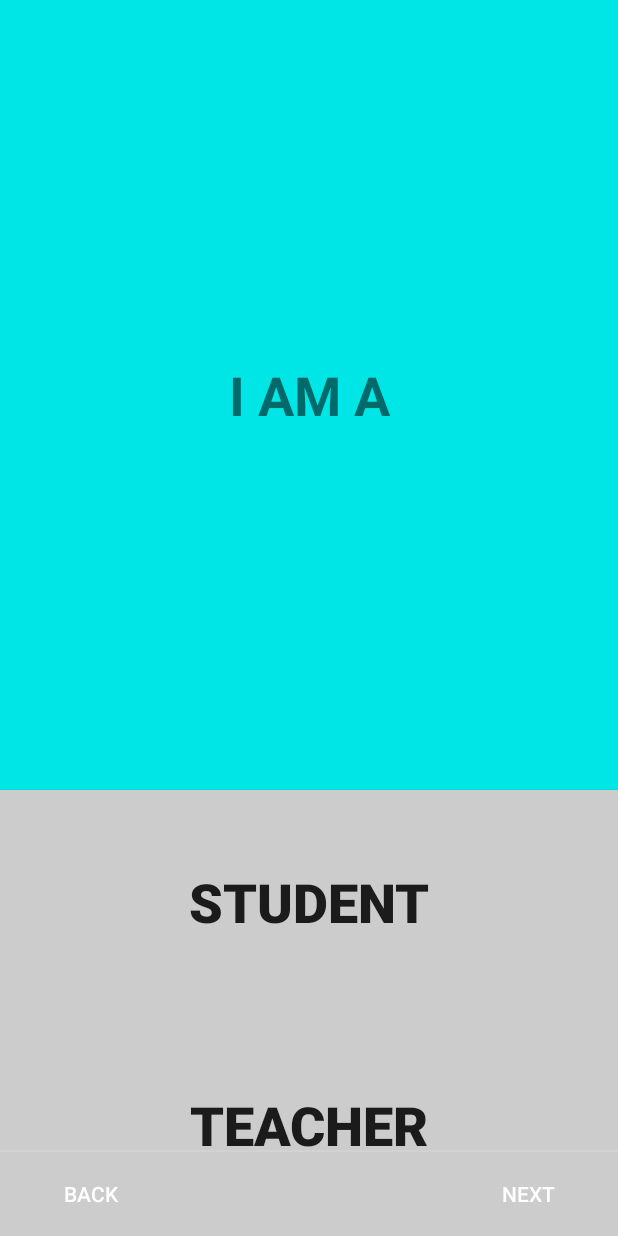
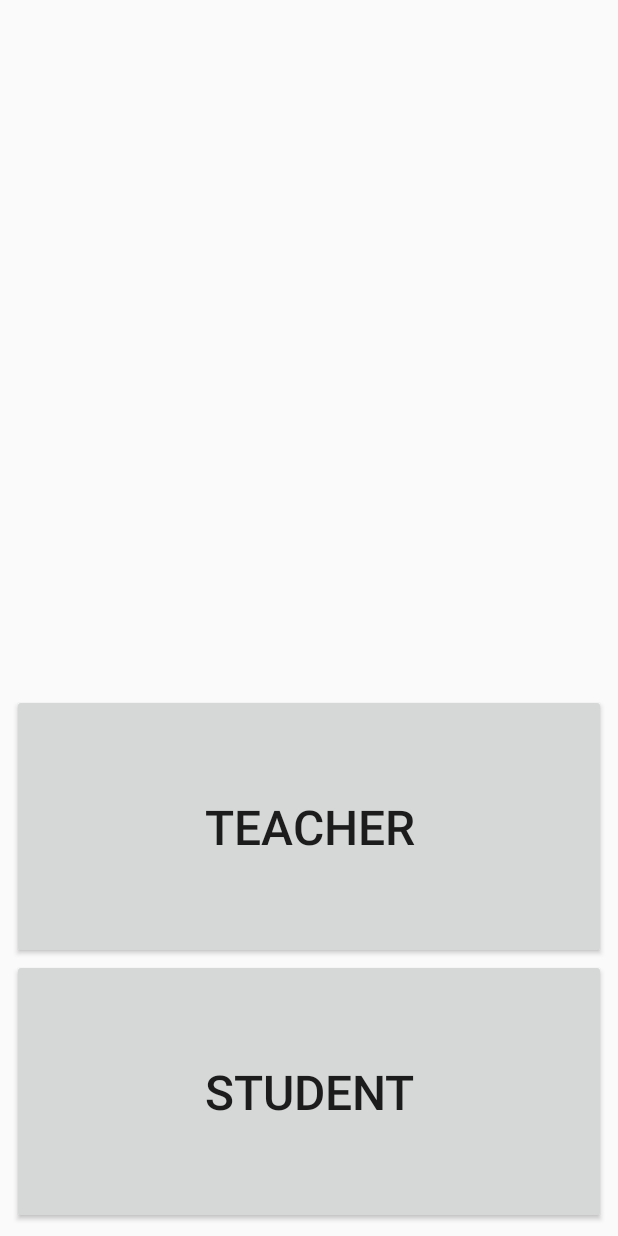
Before and after one commit to smjmoloney/LearningProject, an Android app: the screen it shows after launch (UserCreationActivity), on a phone screen of 412 x 824 dp. Run offline under Robolectric (Android 15) with nearby library versions, the phone set to English and light mode, and no system bars.

Commit message:
Design update to user creation process and productivity helpers

```diff
--- a/app/src/main/java/fleacircus/com/learningproject/UserCreation/UserCreationActivity.java
+++ b/app/src/main/java/fleacircus/com/learningproject/UserCreation/UserCreationActivity.java
@@ -12,11 +12,10 @@ import android.support.v7.app.AppCompatActivity;
 import android.view.LayoutInflater;
 import android.view.View;
 import android.view.ViewGroup;
-import android.widget.Button;
-import android.widget.TextView;
+import android.widget.LinearLayout;
 
 import fleacircus.com.learningproject.R;
-import fleacircus.com.learningproject.Utils.OnboardingUtils;
+import fleacircus.com.learningproject.UserCreationHelper;
 
 public class UserCreationActivity extends AppCompatActivity {
 
@@ -45,7 +44,7 @@ public class UserCreationActivity extends AppCompatActivity {
         viewPager = findViewById(R.id.container);
         viewPager.setAdapter(sectionsPagerAdapter);
 
-        addOnboarding();
+//        addOnboarding();
     }
 
     private void addOnboarding() {
@@ -59,8 +58,8 @@ public class UserCreationActivity extends AppCompatActivity {
         The backForwardOnboarding method must be used in conjunction with a tabbed activity.
         See OnboardingUtils to review this method.
          */
-        OnboardingUtils.backForwardOnboarding(
-                viewPager, new Button[]{findViewById(R.id.btn_back), findViewById(R.id.btn_forward)}, colourList, false);
+//        OnboardingUtils.backForwardOnboarding(
+//                viewPager, new Button[]{findViewById(R.id.btn_back), findViewById(R.id.btn_forward)}, colourList, false);
     }
 
     /**
@@ -72,6 +71,7 @@ public class UserCreationActivity extends AppCompatActivity {
          * fragment.
          */
         private static final String ARG_SECTION_NUMBER = "section_number";
+        private String collegeSchool = "COLLEGE";
 
         public PlaceholderFragment() {
         }
@@ -93,13 +93,12 @@ public class UserCreationActivity extends AppCompatActivity {
                                  Bundle savedInstanceState) {
             View rootView = inflater.inflate(R.layout.fragment_user_creation, container, false);
             ConstraintLayout constraintLayout = rootView.findViewById(R.id.constraintLayout);
+            LinearLayout linearLayout = constraintLayout.findViewById(R.id.linear_layout);
 
             if (getArguments() != null) {
-                int section = getArguments().getInt(ARG_SECTION_NUMBER);
-
-                switch (section) {
+                switch (getArguments().getInt(ARG_SECTION_NUMBER)) {
                     case 1:
-                        teacherStudentFragment(constraintLayout);
+                        teacherStudentFragment(constraintLayout, linearLayout);
                         break;
                     case 2:
                         break;
@@ -111,16 +110,28 @@ public class UserCreationActivity extends AppCompatActivity {
             return rootView;
         }
 
-        private void teacherStudentFragment(ConstraintLayout constraintLayout) {
-            TextView textView = constraintLayout.findViewById(R.id.question_text);
-            textView.setText(R.string.teacher_student_question);
+        private void teacherStudentFragment(ConstraintLayout constraintLayout, LinearLayout linearLayout) {
+            linearLayout.addView(
+                    UserCreationHelper.createAnswerButton(getActivity(), R.string.teacher_student_answer_a));
+            linearLayout.addView(
+                    UserCreationHelper.createAnswerButton(getActivity(), R.string.teacher_student_answer_b));
+        }
 
-            Button answerA = constraintLayout.findViewById(R.id.answer_a);
-            answerA.setText(R.string.teacher_student_answer_a);
-
-            Button answerB = constraintLayout.findViewById(R.id.answer_b);
-            answerB.setText(R.string.teacher_student_answer_b);
-        }
+//        private void collegeSchoolFragment(ConstraintLayout constraintLayout) {
+//            TextView textView = constraintLayout.findViewById(R.id.question_text);
+//            textView.setText(R.string.college_school_question);
+//
+//            Button answerA = constraintLayout.findViewById(R.id.answer_a);
+//            answerA.setText(R.string.college_school_answer_a);
+//
+//            Button answerB = constraintLayout.findViewById(R.id.answer_b);
+//            answerB.setText(R.string.college_school_answer_b);
+//        }
+//
+//        private void whichFragment(ConstraintLayout constraintLayout) {
+//            TextView textView = constraintLayout.findViewById(R.id.question_text);
+//            textView.setText(getString(R.string.which_question, collegeSchool));
+//        }
     }
 
     /**
--- /dev/null
+++ b/app/src/main/java/fleacircus/com/learningproject/UserCreationHelper.java
@@ -0,0 +1,32 @@
+package fleacircus.com.learningproject;
+
+import android.content.Context;
+import android.view.Gravity;
+import android.widget.Button;
+import android.widget.EditText;
+import android.widget.LinearLayout;
+
+public class UserCreationHelper {
+    public static Button createAnswerButton(Context context, int text) {
+        Button button = new Button(context);
+        button.setLayoutParams(new LinearLayout.LayoutParams(LinearLayout.LayoutParams.MATCH_PARENT,
+                LinearLayout.LayoutParams.WRAP_CONTENT));
+        button.setGravity(Gravity.CENTER_HORIZONTAL);
+        button.setText(text);
+        button.setTextSize(32);
+        button.setPadding(0, 100, 0, 100);
+
+        return button;
+    }
+
+    public static EditText createAnswerTextField(Context context, int placeholder) {
+        EditText editText = new EditText(context);
+        editText.setLayoutParams(new LinearLayout.LayoutParams(LinearLayout.LayoutParams.MATCH_PARENT,
+                LinearLayout.LayoutParams.WRAP_CONTENT));
+        editText.setHint(placeholder);
+        editText.setTextSize(32);
+        editText.setPadding(0, 100, 0, 100);
+
+        return editText;
+    }
+}
--- a/app/src/main/res/layout/activity_user_creation.xml
+++ b/app/src/main/res/layout/activity_user_creation.xml
@@ -16,44 +16,42 @@
 
     </android.support.v4.view.ViewPager>
 
-    <!-- divider -->
-    <View
-        android:layout_width="match_parent"
-        android:layout_height="1dp"
-        android:layout_gravity="bottom"
-        android:layout_marginBottom="?attr/actionBarSize"
-        android:alpha="0.12"
-        android:background="@android:color/white" />
+    <!--<View-->
+        <!--android:layout_width="match_parent"-->
+        <!--android:layout_height="1dp"-->
+        <!--android:layout_gravity="bottom"-->
+        <!--android:layout_marginBottom="?attr/actionBarSize"-->
+        <!--android:alpha="0.12"-->
+        <!--android:background="@android:color/white" />-->
 
-    <FrameLayout
-        android:layout_width="match_parent"
-        android:layout_height="?attr/actionBarSize"
-        android:layout_gravity="bottom"
-        android:paddingStart="@dimen/activity_horizontal_margin"
-        android:paddingLeft="@dimen/activity_horizontal_margin"
-        android:paddingEnd="@dimen/activity_horizontal_margin"
-        android:paddingRight="@dimen/activity_horizontal_margin">
+    <!--<FrameLayout-->
+        <!--android:layout_width="match_parent"-->
+        <!--android:layout_height="?attr/actionBarSize"-->
+        <!--android:layout_gravity="bottom"-->
+        <!--android:paddingStart="@dimen/activity_horizontal_margin"-->
+        <!--android:paddingLeft="@dimen/activity_horizontal_margin"-->
+        <!--android:paddingEnd="@dimen/activity_horizontal_margin"-->
+        <!--android:paddingRight="@dimen/activity_horizontal_margin">-->
 
-        <Button
-            android:id="@+id/btn_back"
-            style="@style/Widget.AppCompat.Button.Borderless"
-            android:layout_width="wrap_content"
-            android:layout_height="wrap_content"
-            android:layout_gravity="start|center"
-            android:padding="@dimen/activity_horizontal_margin"
-            android:text="@string/back_button"
-            android:textColor="@android:color/white" />
+        <!--<Button-->
+            <!--android:id="@+id/btn_back"-->
+            <!--style="@style/Widget.AppCompat.Button.Borderless"-->
+            <!--android:layout_width="wrap_content"-->
+            <!--android:layout_height="wrap_content"-->
+            <!--android:layout_gravity="start|center"-->
+            <!--android:padding="@dimen/activity_horizontal_margin"-->
+            <!--android:text="@string/back_button"-->
+            <!--android:textColor="@android:color/white" />-->
 
-        <Button
-            android:id="@+id/btn_forward"
-            style="@style/Widget.AppCompat.Button.Borderless"
-            android:layout_width="wrap_content"
-            android:layout_height="wrap_content"
-            android:layout_gravity="end|center"
-            android:padding="@dimen/activity_horizontal_margin"
-            android:text="@string/next_button"
-            android:textColor="@android:color/white" />
-
-    </FrameLayout>
+        <!--<Button-->
+            <!--android:id="@+id/btn_forward"-->
+            <!--style="@style/Widget.AppCompat.Button.Borderless"-->
+            <!--android:layout_width="wrap_content"-->
+            <!--android:layout_height="wrap_content"-->
+            <!--android:layout_gravity="end|center"-->
+            <!--android:padding="@dimen/activity_horizontal_margin"-->
+            <!--android:text="@string/next_button"-->
+            <!--android:textColor="@android:color/white" />-->
+    <!--</FrameLayout>-->
 
 </android.support.design.widget.CoordinatorLayout>
--- a/app/src/main/res/layout/fragment_user_creation.xml
+++ b/app/src/main/res/layout/fragment_user_creation.xml
@@ -7,46 +7,67 @@
     android:layout_height="match_parent"
     tools:context=".UserCreation.UserCreationActivity$PlaceholderFragment">
 
-    <TextView
-        android:id="@+id/question_text"
-        android:layout_width="wrap_content"
-        android:layout_height="49dp"
-        android:textSize="36sp"
-        android:textStyle="bold"
-        app:layout_constraintBottom_toTopOf="@+id/answer_b"
-        app:layout_constraintEnd_toEndOf="parent"
-        app:layout_constraintHorizontal_bias="0.502"
-        app:layout_constraintStart_toStartOf="parent"
-        app:layout_constraintTop_toTopOf="parent" />
+    <!--<TextView-->
+    <!--android:id="@+id/question_text"-->
+    <!--android:layout_width="wrap_content"-->
+    <!--android:layout_height="wrap_content"-->
+    <!--android:layout_marginStart="32dp"-->
+    <!--android:layout_marginLeft="32dp"-->
+    <!--android:layout_marginEnd="32dp"-->
+    <!--android:layout_marginRight="32dp"-->
+    <!--android:gravity="center"-->
+    <!--android:text="@string/sample_text"-->
+    <!--android:textSize="36sp"-->
+    <!--android:textStyle="bold"-->
+    <!--app:layout_constraintBottom_toTopOf="@+id/answer_b"-->
+    <!--app:layout_constraintEnd_toEndOf="parent"-->
+    <!--app:layout_constraintHorizontal_bias="0.502"-->
+    <!--app:layout_constraintStart_toStartOf="parent"-->
+    <!--app:layout_constraintTop_toTopOf="parent" />-->
 
-    <Button
-        android:id="@+id/answer_a"
-        android:layout_width="match_parent"
+    <!--<Button-->
+    <!--android:id="@+id/answer_a"-->
+    <!--android:layout_width="match_parent"-->
+    <!--android:layout_height="wrap_content"-->
+    <!--android:background="#CCC"-->
+    <!--android:paddingTop="@dimen/btn_creation_padding"-->
+    <!--android:paddingBottom="@dimen/btn_creation_padding"-->
+    <!--android:text="@string/sample_text"-->
+    <!--android:textSize="36sp"-->
+    <!--android:textStyle="bold"-->
+    <!--app:layout_constraintBottom_toBottomOf="parent"-->
+    <!--app:layout_constraintEnd_toEndOf="parent"-->
+    <!--app:layout_constraintHorizontal_bias="0.58"-->
+    <!--app:layout_constraintStart_toStartOf="parent" />-->
+
+    <!--<Button-->
+    <!--android:id="@+id/answer_b"-->
+    <!--android:layout_width="match_parent"-->
+    <!--android:layout_height="wrap_content"-->
+    <!--android:background="#CCC"-->
+    <!--android:paddingTop="@dimen/btn_creation_padding"-->
+    <!--android:paddingBottom="@dimen/btn_creation_padding"-->
+    <!--android:text="@string/sample_text"-->
+    <!--android:textSize="36sp"-->
+    <!--android:textStyle="bold"-->
+    <!--app:layout_constraintBottom_toTopOf="@+id/answer_a"-->
+    <!--app:layout_constraintEnd_toEndOf="parent"-->
+    <!--app:layout_constraintHorizontal_bias="0.0"-->
+    <!--app:layout_constraintStart_toStartOf="parent" />-->
+
+    <LinearLayout
+        android:id="@+id/linear_layout"
+        android:layout_width="0dp"
         android:layout_height="wrap_content"
-        android:background="#CCC"
-        android:paddingTop="@dimen/btn_creation_padding"
-        android:paddingBottom="@dimen/btn_creation_padding"
-        android:text="Button"
-        android:textSize="36sp"
-        android:textStyle="bold"
+        android:layout_marginStart="8dp"
+        android:layout_marginLeft="8dp"
+        android:layout_marginEnd="8dp"
+        android:layout_marginRight="8dp"
+        android:layout_marginBottom="8dp"
+        android:orientation="vertical"
         app:layout_constraintBottom_toBottomOf="parent"
         app:layout_constraintEnd_toEndOf="parent"
-        app:layout_constraintHorizontal_bias="0.58"
-        app:layout_constraintStart_toStartOf="parent" />
+        app:layout_constraintStart_toStartOf="parent">
 
-    <Button
-        android:id="@+id/answer_b"
-        android:layout_width="match_parent"
-        android:layout_height="wrap_content"
-        android:background="#CCC"
-        android:paddingTop="@dimen/btn_creation_padding"
-        android:paddingBottom="@dimen/btn_creation_padding"
-        android:text="Button"
-        android:textSize="36sp"
-        android:textStyle="bold"
-        app:layout_constraintBottom_toTopOf="@+id/answer_a"
-        app:layout_constraintEnd_toEndOf="parent"
-        app:layout_constraintHorizontal_bias="0.0"
-        app:layout_constraintStart_toStartOf="parent" />
-
+    </LinearLayout>
 </android.support.constraint.ConstraintLayout>
--- /dev/null
+++ b/app/src/main/res/menu/menu_main.xml
@@ -0,0 +1,10 @@
+<menu xmlns:android="http://schemas.android.com/apk/res/android"
+    xmlns:app="http://schemas.android.com/apk/res-auto"
+    xmlns:tools="http://schemas.android.com/tools"
+    tools:context="fleacircus.com.learningproject.MainActivity">
+    <item
+        android:id="@+id/action_settings"
+        android:orderInCategory="100"
+        android:title="@string/action_settings"
+        app:showAsAction="never" />
+</menu>
--- a/app/src/main/res/values/strings.xml
+++ b/app/src/main/res/values/strings.xml
@@ -1,7 +1,8 @@
 <resources>
-    <string name="app_name">LearingProjectClean</string>
+    <string name="app_name">LearningProject</string>
     <string name="title_activity_user_creation">UserCreationActivity</string>
     <string name="action_settings">Settings</string>
+    <string name="sample_text">Sample</string>
 
     <!-- Item Slider -->
     <string name="slide_delete">DELETE</string>
@@ -15,10 +16,18 @@
     <string name="finish_button">FINISH</string>
 
     <!--
-    String for user creation process
+    Strings for user creation process
     -->
-    <string name="teacher_student_question">I AM A</string>
+    <string name="teacher_student_question">ARE YOU A TEACHER OR A STUDENT?</string>
     <string name="teacher_student_answer_a">TEACHER</string>
     <string name="teacher_student_answer_b">STUDENT</string>
 
+    <string name="college_school_question">DO YOU ATTEND A COLLEGE OR SCHOOL?</string>
+    <string name="college_school_answer_a">COLLEGE</string>
+    <string name="college_school_answer_b">SCHOOL</string>
+
+    <string name="which_question">WHICH %1$s DO YOU ATTEND?</string>
+    <string name="title_activity_main">MainActivity</string>
+    <string name="section_format">Hello World from section: %1$d</string>
+
 </resources>
--- /dev/null
+++ b/app/src/main/res/xml/backup_descriptor.xml
@@ -0,0 +1,8 @@
+<?xml version="1.0" encoding="utf-8"?>
+<full-backup-content>
+    <!-- TODO Remove the following "exclude" elements to make them a part of the auto backup -->
+    <!-- Exclude the shared preferences file that contains the GCM registrationId -->
+    <exclude
+        domain="sharedpref"
+        path="learning_project.xml" />
+</full-backup-content>
```
Also changed, not shown: app/src/main/AndroidManifest.xml (+11 -6 lines).
